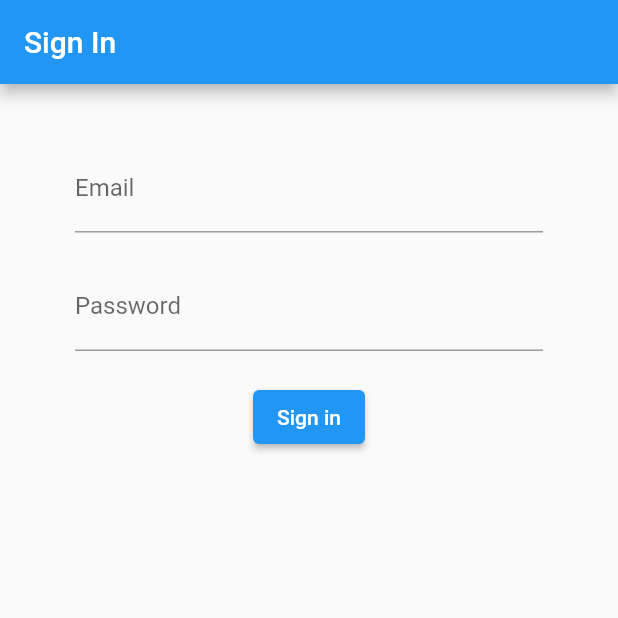
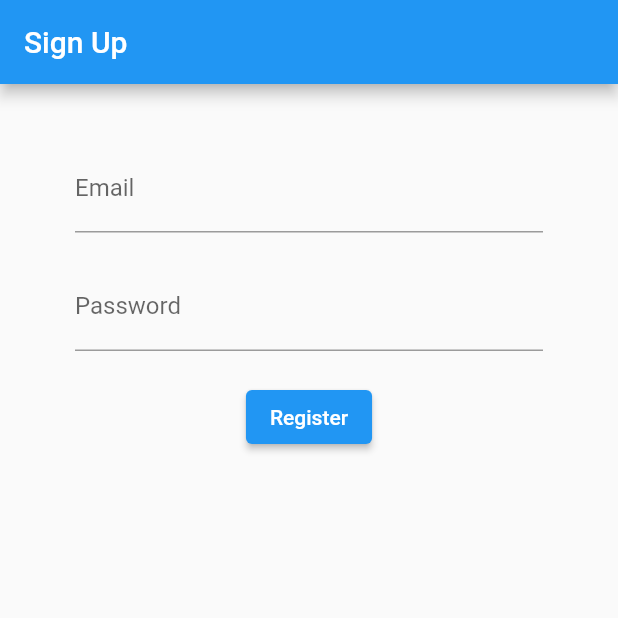
Before and after one commit to lwpamihiranga/cricket-users-app, a Flutter app: the screen it shows after launch, on a phone screen of 412 x 824 dp, the top half of it. Run offline on Flutter 3.47's test engine with Material 2 defaults, Android fonts, the phone set to English and light mode, and no system bars; our stand-ins replace firebase_auth, firebase_core; accounts and stored records are empty.

Commit message:
update authenticate screen

```diff
--- a/lib/screens/authenticate/authenticate.dart
+++ b/lib/screens/authenticate/authenticate.dart
@@ -1,4 +1,4 @@
-import 'package:cricket_users_app/screens/authenticate/sign_in.dart';
+import 'package:cricket_users_app/screens/authenticate/register.dart';
 import 'package:flutter/material.dart';
 
 class Authenticate extends StatefulWidget {
@@ -12,7 +12,7 @@ class _AuthenticateState extends State<Authenticate> {
   @override
   Widget build(BuildContext context) {
     return Container(
-      child: SignIn(),
+      child: Register(),
     );
   }
 }
```
